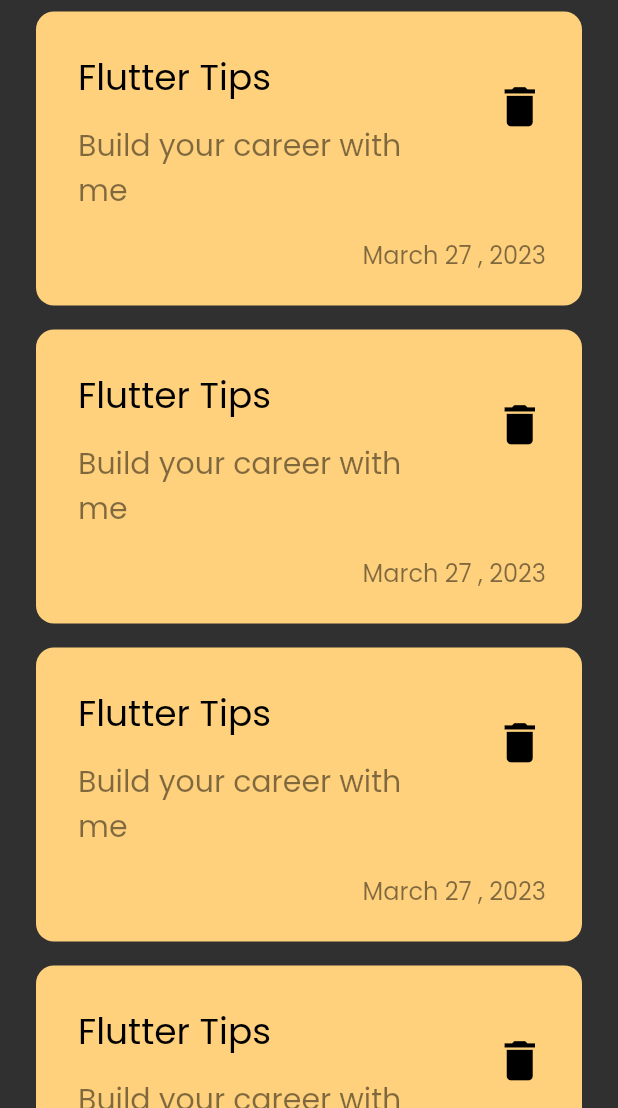
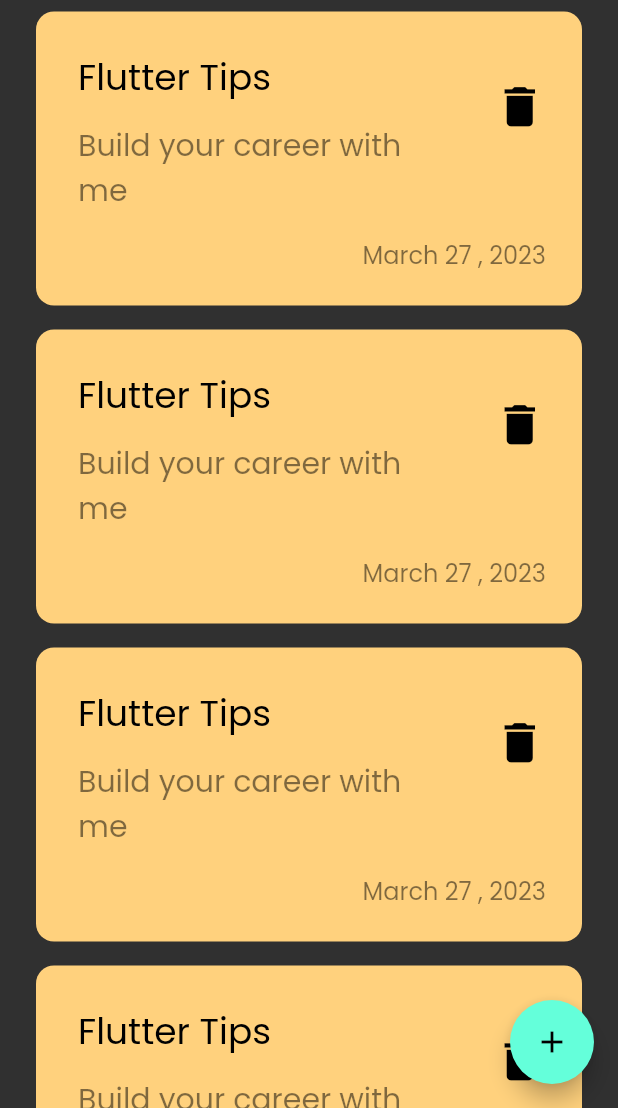
Before and after one commit to Beshoymoriis/notes_app, a Flutter app: the screen it shows after launch, on a phone screen of 412 x 824 dp, the part 128-1236 px from its top. Run offline on Flutter 3.47's test engine with Material 2 defaults, Android fonts, the phone set to English and light mode, and no system bars.

Commit message:
create floating action button

```diff
--- a/lib/views/note_view.dart
+++ b/lib/views/note_view.dart
@@ -6,8 +6,12 @@ class NoteView extends StatelessWidget {
 
   @override
   Widget build(BuildContext context) {
-    return const Scaffold(
-      body: CustomViewBody(),
+    return Scaffold(
+      floatingActionButton: FloatingActionButton(
+        onPressed: () {},
+        child: const Icon(Icons.add),
+      ),
+      body: const CustomViewBody(),
     );
   }
 }
```
